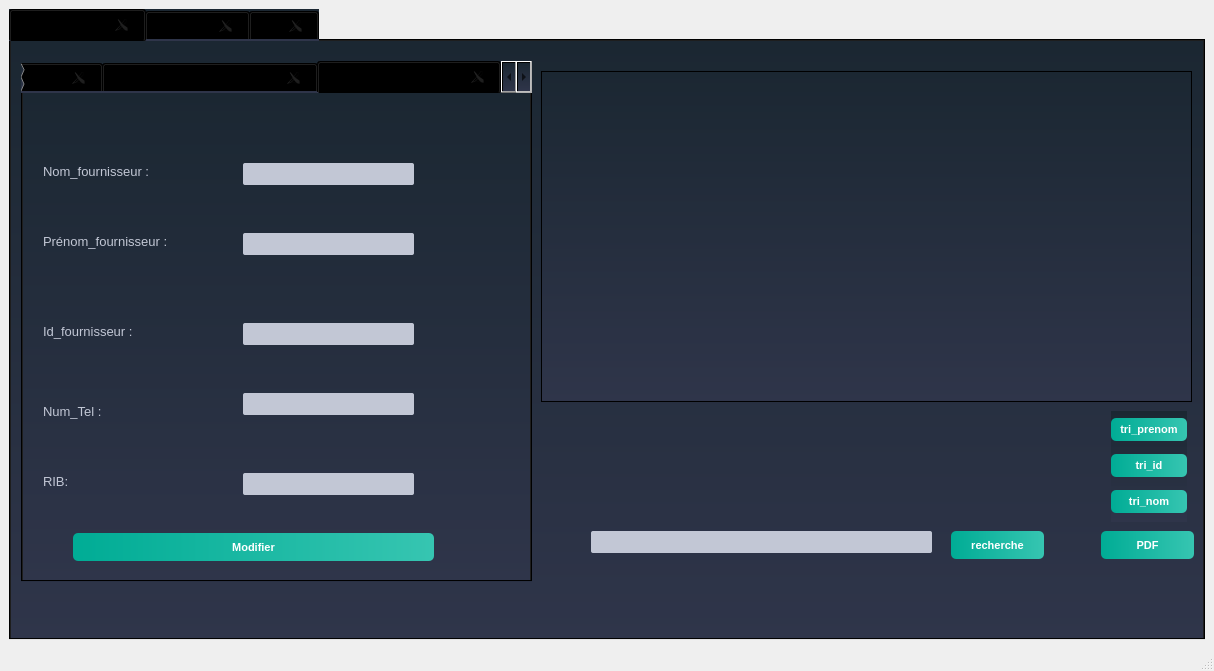
This is Desktop/projet c++/gra/mainwindow.ui in boubakri-ch/Smart_Factory_2A5 as Qt 5 draws it before an edit. The edited form follows.
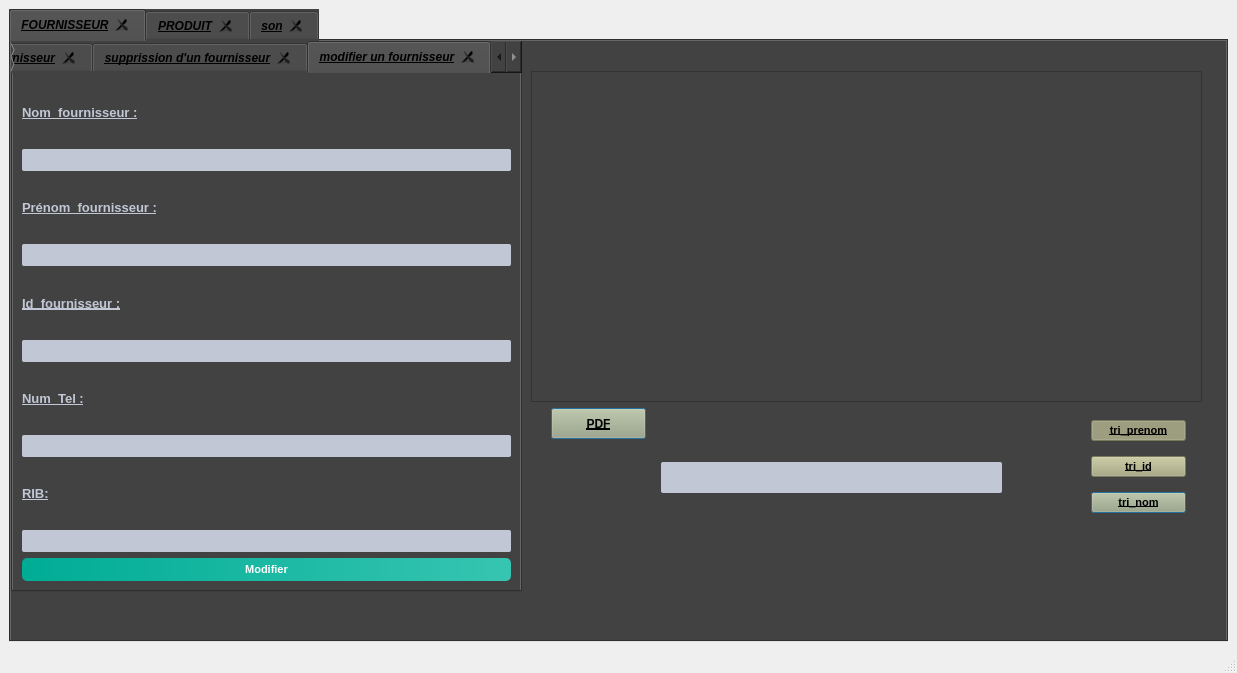
This is the edited form. The open tabs and pages were chosen to show the change.

Diff of the .ui file:
```diff
--- a/Desktop/projet c++/gra/mainwindow.ui
+++ b/Desktop/projet c++/gra/mainwindow.ui
@@ -6,8 +6,8 @@
    <rect>
     <x>0</x>
     <y>0</y>
-    <width>1214</width>
-    <height>671</height>
+    <width>1237</width>
+    <height>673</height>
    </rect>
   </property>
   <property name="windowTitle">
@@ -30,18 +30,34 @@
         <strikeout>false</strikeout>
        </font>
       </property>
+      <property name="autoFillBackground">
+       <bool>false</bool>
+      </property>
       <property name="styleSheet">
-       <string notr="true">background-color: qlineargradient(spread:repeat, x1:1, y1:0, x2:1, y2:1, stop:0 rgba(27, 39, 50, 255),stop:1 rgba(47, 53, 74, 255));
-	color: #000000;
-
+       <string notr="true">background-color: rgb(66, 66, 66);
 </string>
       </property>
+      <property name="tabPosition">
+       <enum>QTabWidget::North</enum>
+      </property>
+      <property name="tabShape">
+       <enum>QTabWidget::Rounded</enum>
+      </property>
       <property name="currentIndex">
        <number>1</number>
       </property>
+      <property name="documentMode">
+       <bool>false</bool>
+      </property>
       <property name="tabsClosable">
        <bool>true</bool>
       </property>
+      <property name="movable">
+       <bool>false</bool>
+      </property>
+      <property name="tabBarAutoHide">
+       <bool>false</bool>
+      </property>
       <widget class="QWidget" name="tab">
        <attribute name="title">
         <string>FOURNISSEUR</string>
@@ -49,10 +65,10 @@
        <widget class="QTabWidget" name="tab_four">
         <property name="geometry">
          <rect>
-          <x>10</x>
-          <y>20</y>
+          <x>0</x>
+          <y>0</y>
           <width>511</width>
-          <height>521</height>
+          <height>551</height>
          </rect>
         </property>
         <property name="font">
@@ -392,137 +408,191 @@
          <attribute name="title">
           <string>modifier un fournisseur</string>
          </attribute>
-         <widget class="QLabel" name="label_5">
-          <property name="geometry">
-           <rect>
-            <x>20</x>
-            <y>70</y>
-            <width>121</width>
-            <height>16</height>
-           </rect>
-          </property>
-          <property name="styleSheet">
-           <string notr="true">QLabel
+         <layout class="QVBoxLayout" name="verticalLayout_5">
+          <item>
+           <widget class="QLabel" name="label_5">
+            <property name="font">
+             <font>
+              <pointsize>-1</pointsize>
+              <weight>75</weight>
+              <bold>true</bold>
+              <underline>true</underline>
+             </font>
+            </property>
+            <property name="styleSheet">
+             <string notr="true">QLabel
 {
 	background-color: transparent;
 	color: #c2c7d5;
 	font-size: 13px;
 
 }</string>
-          </property>
-          <property name="text">
-           <string>Nom_fournisseur :</string>
-          </property>
-         </widget>
-         <widget class="QLabel" name="label_6">
-          <property name="geometry">
-           <rect>
-            <x>20</x>
-            <y>140</y>
-            <width>131</width>
-            <height>16</height>
-           </rect>
-          </property>
-          <property name="styleSheet">
-           <string notr="true">QLabel
+            </property>
+            <property name="text">
+             <string>Nom_fournisseur :</string>
+            </property>
+           </widget>
+          </item>
+          <item>
+           <widget class="QLineEdit" name="prenom_modifier">
+            <property name="styleSheet">
+             <string notr="true">background-color: #c2c7d5;
+	color: #000;
+	font-weight: bold;
+	border: none;
+	border-radius: 2px;
+	padding: 3px;</string>
+            </property>
+           </widget>
+          </item>
+          <item>
+           <widget class="QLabel" name="label_6">
+            <property name="font">
+             <font>
+              <pointsize>-1</pointsize>
+              <weight>75</weight>
+              <bold>true</bold>
+              <underline>true</underline>
+             </font>
+            </property>
+            <property name="styleSheet">
+             <string notr="true">QLabel
 {
 	background-color: transparent;
 	color: #c2c7d5;
 	font-size: 13px;
 
 }</string>
-          </property>
-          <property name="text">
-           <string>Prénom_fournisseur :</string>
-          </property>
-         </widget>
-         <widget class="QLabel" name="label_7">
-          <property name="geometry">
-           <rect>
-            <x>20</x>
-            <y>230</y>
-            <width>111</width>
-            <height>16</height>
-           </rect>
-          </property>
-          <property name="styleSheet">
-           <string notr="true">QLabel
+            </property>
+            <property name="text">
+             <string>Prénom_fournisseur :</string>
+            </property>
+           </widget>
+          </item>
+          <item>
+           <widget class="QLineEdit" name="id_modifier">
+            <property name="styleSheet">
+             <string notr="true">background-color: #c2c7d5;
+	color: #000;
+	font-weight: bold;
+	border: none;
+	border-radius: 2px;
+	padding: 3px;</string>
+            </property>
+           </widget>
+          </item>
+          <item>
+           <widget class="QLabel" name="label_7">
+            <property name="font">
+             <font>
+              <pointsize>-1</pointsize>
+              <weight>75</weight>
+              <bold>true</bold>
+              <underline>true</underline>
+             </font>
+            </property>
+            <property name="styleSheet">
+             <string notr="true">QLabel
 {
 	background-color: transparent;
 	color: #c2c7d5;
 	font-size: 13px;
 
 }</string>
-          </property>
-          <property name="text">
-           <string>Id_fournisseur :</string>
-          </property>
-         </widget>
-         <widget class="QLineEdit" name="nom_modifier">
-          <property name="geometry">
-           <rect>
-            <x>220</x>
-            <y>70</y>
-            <width>171</width>
-            <height>22</height>
-           </rect>
-          </property>
-          <property name="styleSheet">
-           <string notr="true">background-color: #c2c7d5;
+            </property>
+            <property name="text">
+             <string>Id_fournisseur :</string>
+            </property>
+           </widget>
+          </item>
+          <item>
+           <widget class="QLineEdit" name="Num_modifier">
+            <property name="styleSheet">
+             <string notr="true">background-color: #c2c7d5;
 	color: #000;
 	font-weight: bold;
 	border: none;
 	border-radius: 2px;
 	padding: 3px;</string>
-          </property>
-         </widget>
-         <widget class="QLineEdit" name="prenom_modifier">
-          <property name="geometry">
-           <rect>
-            <x>220</x>
-            <y>140</y>
-            <width>171</width>
-            <height>22</height>
-           </rect>
-          </property>
-          <property name="styleSheet">
-           <string notr="true">background-color: #c2c7d5;
+            </property>
+           </widget>
+          </item>
+          <item>
+           <widget class="QLabel" name="label_20">
+            <property name="font">
+             <font>
+              <pointsize>-1</pointsize>
+              <weight>75</weight>
+              <bold>true</bold>
+              <underline>true</underline>
+             </font>
+            </property>
+            <property name="styleSheet">
+             <string notr="true">QLabel
+{
+	background-color: transparent;
+	color: #c2c7d5;
+	font-size: 13px;
+
+}</string>
+            </property>
+            <property name="text">
+             <string>Num_Tel :</string>
+            </property>
+           </widget>
+          </item>
+          <item>
+           <widget class="QLineEdit" name="RIB_modifier">
+            <property name="styleSheet">
+             <string notr="true">background-color: #c2c7d5;
 	color: #000;
 	font-weight: bold;
 	border: none;
 	border-radius: 2px;
 	padding: 3px;</string>
-          </property>
-         </widget>
-         <widget class="QLineEdit" name="id_modifier">
-          <property name="geometry">
-           <rect>
-            <x>220</x>
-            <y>230</y>
-            <width>171</width>
-            <height>22</height>
-           </rect>
-          </property>
-          <property name="styleSheet">
-           <string notr="true">background-color: #c2c7d5;
+            </property>
+           </widget>
+          </item>
+          <item>
+           <widget class="QLabel" name="label_21">
+            <property name="font">
+             <font>
+              <pointsize>-1</pointsize>
+              <weight>75</weight>
+              <bold>true</bold>
+              <underline>true</underline>
+             </font>
+            </property>
+            <property name="styleSheet">
+             <string notr="true">QLabel
+{
+	background-color: transparent;
+	color: #c2c7d5;
+	font-size: 13px;
+
+}</string>
+            </property>
+            <property name="text">
+             <string>RIB:</string>
+            </property>
+           </widget>
+          </item>
+          <item>
+           <widget class="QLineEdit" name="nom_modifier">
+            <property name="styleSheet">
+             <string notr="true">background-color: #c2c7d5;
 	color: #000;
 	font-weight: bold;
 	border: none;
 	border-radius: 2px;
 	padding: 3px;</string>
-          </property>
-         </widget>
-         <widget class="QPushButton" name="pushButton_3">
-          <property name="geometry">
-           <rect>
-            <x>50</x>
-            <y>440</y>
-            <width>361</width>
-            <height>28</height>
-           </rect>
-          </property>
-          <property name="styleSheet">
-           <string notr="true">QPushButton
+            </property>
+           </widget>
+          </item>
+          <item>
+           <widget class="QPushButton" name="pushButton_3">
+            <property name="styleSheet">
+             <string notr="true">QPushButton
 {
 	background-color: qlineargradient(spread:pad, x1:0, y1:0.511, x2:1, y2:0.511, stop:0 rgba(0, 172, 149, 255),stop:0.995192 rgba(54, 197, 177, 255));
 	color: #fff;
@@ -540,113 +610,54 @@
 	background-color: qlineargradient(spread:pad, x1:0, y1:0.511, x2:1, y2:0.511, stop:0 rgba(0, 207, 179, 255),stop:1 rgba(70, 255, 230, 255));
 
 }</string>
-          </property>
-          <property name="text">
-           <string>Modifier</string>
-          </property>
-         </widget>
-         <widget class="QLabel" name="label_20">
-          <property name="geometry">
-           <rect>
-            <x>20</x>
-            <y>310</y>
-            <width>81</width>
-            <height>16</height>
-           </rect>
-          </property>
-          <property name="styleSheet">
-           <string notr="true">QLabel
-{
-	background-color: transparent;
-	color: #c2c7d5;
-	font-size: 13px;
-
-}</string>
-          </property>
-          <property name="text">
-           <string>Num_Tel :</string>
-          </property>
-         </widget>
-         <widget class="QLabel" name="label_21">
-          <property name="geometry">
-           <rect>
-            <x>20</x>
-            <y>380</y>
-            <width>55</width>
-            <height>16</height>
-           </rect>
-          </property>
-          <property name="styleSheet">
-           <string notr="true">QLabel
-{
-	background-color: transparent;
-	color: #c2c7d5;
-	font-size: 13px;
-
-}</string>
-          </property>
-          <property name="text">
-           <string>RIB:</string>
-          </property>
-         </widget>
-         <widget class="QLineEdit" name="Num_modifier">
-          <property name="geometry">
-           <rect>
-            <x>220</x>
-            <y>300</y>
-            <width>171</width>
-            <height>22</height>
-           </rect>
-          </property>
-          <property name="styleSheet">
-           <string notr="true">background-color: #c2c7d5;
-	color: #000;
-	font-weight: bold;
-	border: none;
-	border-radius: 2px;
-	padding: 3px;</string>
-          </property>
-         </widget>
-         <widget class="QLineEdit" name="RIB_modifier">
-          <property name="geometry">
-           <rect>
-            <x>220</x>
-            <y>380</y>
-            <width>171</width>
-            <height>22</height>
-           </rect>
-          </property>
-          <property name="styleSheet">
-           <string notr="true">background-color: #c2c7d5;
-	color: #000;
-	font-weight: bold;
-	border: none;
-	border-radius: 2px;
-	padding: 3px;</string>
-          </property>
-         </widget>
+            </property>
+            <property name="text">
+             <string>Modifier</string>
+            </property>
+           </widget>
+          </item>
+         </layout>
         </widget>
        </widget>
        <widget class="QTableView" name="table_four">
         <property name="geometry">
          <rect>
-          <x>530</x>
+          <x>520</x>
           <y>30</y>
-          <width>651</width>
+          <width>671</width>
           <height>331</height>
          </rect>
         </property>
+        <property name="maximumSize">
+         <size>
+          <width>671</width>
+          <height>16777215</height>
+         </size>
+        </property>
+        <property name="font">
+         <font>
+          <weight>75</weight>
+          <italic>true</italic>
+          <bold>true</bold>
+         </font>
+        </property>
+        <property name="autoFillBackground">
+         <bool>false</bool>
+        </property>
         <property name="styleSheet">
-         <string notr="true">color: rgb(0, 255, 255);</string>
+         <string notr="true">color: rgb(200, 173, 191);</string>
+        </property>
+        <property name="alternatingRowColors">
+         <bool>false</bool>
         </property>
        </widget>
        <widget class="QLineEdit" name="lineEdit_r_f">
         <property name="geometry">
          <rect>
-          <x>580</x>
-          <y>490</y>
+          <x>650</x>
+          <y>421</y>
           <width>341</width>
-          <height>22</height>
+          <height>31</height>
          </rect>
         </property>
         <property name="styleSheet">
@@ -658,161 +669,217 @@
 	padding: 3px;</string>
         </property>
        </widget>
-       <widget class="QPushButton" name="pushButton_8">
-        <property name="geometry">
-         <rect>
-          <x>940</x>
-          <y>490</y>
-          <width>93</width>
-          <height>28</height>
-         </rect>
-        </property>
-        <property name="styleSheet">
-         <string notr="true">QPushButton
-{
-	background-color: qlineargradient(spread:pad, x1:0, y1:0.511, x2:1, y2:0.511, stop:0 rgba(0, 172, 149, 255),stop:0.995192 rgba(54, 197, 177, 255));
-	color: #fff;
-	font-size: 11px;
-	font-weight: bold;
-	border: none;
-	border-radius: 5px;
-	padding: 5px;
-
-}
-
-
-QPushButton::hover
-{
-	background-color: qlineargradient(spread:pad, x1:0, y1:0.511, x2:1, y2:0.511, stop:0 rgba(0, 207, 179, 255),stop:1 rgba(70, 255, 230, 255));
-
-}</string>
-        </property>
-        <property name="text">
-         <string>recherche</string>
-        </property>
-       </widget>
        <widget class="QPushButton" name="pushButton_9">
         <property name="geometry">
          <rect>
-          <x>1090</x>
-          <y>490</y>
-          <width>93</width>
-          <height>28</height>
+          <x>540</x>
+          <y>367</y>
+          <width>95</width>
+          <height>31</height>
          </rect>
         </property>
+        <property name="baseSize">
+         <size>
+          <width>0</width>
+          <height>2</height>
+         </size>
+        </property>
+        <property name="font">
+         <font>
+          <weight>75</weight>
+          <bold>true</bold>
+          <underline>true</underline>
+         </font>
+        </property>
+        <property name="autoFillBackground">
+         <bool>false</bool>
+        </property>
         <property name="styleSheet">
-         <string notr="true">QPushButton
-{
-	background-color: qlineargradient(spread:pad, x1:0, y1:0.511, x2:1, y2:0.511, stop:0 rgba(0, 172, 149, 255),stop:0.995192 rgba(54, 197, 177, 255));
-	color: #fff;
-	font-size: 11px;
-	font-weight: bold;
-	border: none;
-	border-radius: 5px;
-	padding: 5px;
-
-}
-
-
-QPushButton::hover
-{
-	background-color: qlineargradient(spread:pad, x1:0, y1:0.511, x2:1, y2:0.511, stop:0 rgba(0, 207, 179, 255),stop:1 rgba(70, 255, 230, 255));
-
-}</string>
+         <string notr="true">background-color: rgb(170, 170, 127);</string>
         </property>
         <property name="text">
          <string>PDF</string>
         </property>
+        <property name="checkable">
+         <bool>true</bool>
+        </property>
+        <property name="checked">
+         <bool>false</bool>
+        </property>
+        <property name="autoRepeat">
+         <bool>true</bool>
+        </property>
+        <property name="autoExclusive">
+         <bool>true</bool>
+        </property>
+        <property name="autoDefault">
+         <bool>true</bool>
+        </property>
+        <property name="default">
+         <bool>true</bool>
+        </property>
        </widget>
-       <widget class="QWidget" name="">
+       <widget class="QWidget" name="layoutWidget">
         <property name="geometry">
          <rect>
-          <x>1100</x>
+          <x>1080</x>
           <y>370</y>
-          <width>76</width>
+          <width>95</width>
           <height>111</height>
          </rect>
         </property>
         <layout class="QVBoxLayout" name="verticalLayout_2">
          <item>
           <widget class="QPushButton" name="pushButton_12">
+           <property name="maximumSize">
+            <size>
+             <width>16777215</width>
+             <height>16777215</height>
+            </size>
+           </property>
+           <property name="font">
+            <font>
+             <pointsize>8</pointsize>
+             <weight>75</weight>
+             <bold>true</bold>
+             <underline>true</underline>
+            </font>
+           </property>
+           <property name="mouseTracking">
+            <bool>false</bool>
+           </property>
+           <property name="autoFillBackground">
+            <bool>false</bool>
+           </property>
            <property name="styleSheet">
-            <string notr="true">QPushButton
-{
-	background-color: qlineargradient(spread:pad, x1:0, y1:0.511, x2:1, y2:0.511, stop:0 rgba(0, 172, 149, 255),stop:0.995192 rgba(54, 197, 177, 255));
-	color: #fff;
-	font-size: 11px;
-	font-weight: bold;
-	border: none;
-	border-radius: 5px;
-	padding: 5px;
-
-}
-
-
-QPushButton::hover
-{
-	background-color: qlineargradient(spread:pad, x1:0, y1:0.511, x2:1, y2:0.511, stop:0 rgba(0, 207, 179, 255),stop:1 rgba(70, 255, 230, 255));
-
-}</string>
+            <string notr="true">
+background-color: rgb(170, 170, 127);</string>
            </property>
            <property name="text">
             <string>tri_prenom</string>
            </property>
+           <property name="checkable">
+            <bool>true</bool>
+           </property>
+           <property name="checked">
+            <bool>true</bool>
+           </property>
+           <property name="autoRepeat">
+            <bool>true</bool>
+           </property>
+           <property name="autoExclusive">
+            <bool>true</bool>
+           </property>
+           <property name="autoDefault">
+            <bool>true</bool>
+           </property>
+           <property name="default">
+            <bool>false</bool>
+           </property>
+           <property name="flat">
+            <bool>false</bool>
+           </property>
           </widget>
          </item>
          <item>
           <widget class="QPushButton" name="pushButton_11">
+           <property name="font">
+            <font>
+             <pointsize>8</pointsize>
+             <weight>75</weight>
+             <bold>true</bold>
+             <underline>true</underline>
+            </font>
+           </property>
+           <property name="autoFillBackground">
+            <bool>false</bool>
+           </property>
            <property name="styleSheet">
-            <string notr="true">QPushButton
-{
-	background-color: qlineargradient(spread:pad, x1:0, y1:0.511, x2:1, y2:0.511, stop:0 rgba(0, 172, 149, 255),stop:0.995192 rgba(54, 197, 177, 255));
-	color: #fff;
-	font-size: 11px;
-	font-weight: bold;
-	border: none;
-	border-radius: 5px;
-	padding: 5px;
-
-}
-
-
-QPushButton::hover
-{
-	background-color: qlineargradient(spread:pad, x1:0, y1:0.511, x2:1, y2:0.511, stop:0 rgba(0, 207, 179, 255),stop:1 rgba(70, 255, 230, 255));
-
-}</string>
+            <string notr="true">background-color: rgb(170, 170, 127);
+</string>
            </property>
            <property name="text">
             <string>tri_id</string>
            </property>
+           <property name="checkable">
+            <bool>true</bool>
+           </property>
+           <property name="checked">
+            <bool>false</bool>
+           </property>
+           <property name="autoRepeat">
+            <bool>true</bool>
+           </property>
+           <property name="autoExclusive">
+            <bool>true</bool>
+           </property>
+           <property name="autoDefault">
+            <bool>true</bool>
+           </property>
+           <property name="default">
+            <bool>false</bool>
+           </property>
           </widget>
          </item>
          <item>
           <widget class="QPushButton" name="pushButton_7">
+           <property name="enabled">
+            <bool>true</bool>
+           </property>
+           <property name="maximumSize">
+            <size>
+             <width>16777215</width>
+             <height>16777215</height>
+            </size>
+           </property>
+           <property name="font">
+            <font>
+             <pointsize>8</pointsize>
+             <weight>75</weight>
+             <bold>true</bold>
+             <underline>true</underline>
+             <stylestrategy>PreferDefault</stylestrategy>
+            </font>
+           </property>
+           <property name="mouseTracking">
+            <bool>false</bool>
+           </property>
+           <property name="toolTipDuration">
+            <number>-1</number>
+           </property>
+           <property name="autoFillBackground">
+            <bool>false</bool>
+           </property>
            <property name="styleSheet">
-            <string notr="true">QPushButton
-{
-	background-color: qlineargradient(spread:pad, x1:0, y1:0.511, x2:1, y2:0.511, stop:0 rgba(0, 172, 149, 255),stop:0.995192 rgba(54, 197, 177, 255));
-	color: #fff;
-	font-size: 11px;
-	font-weight: bold;
-	border: none;
-	border-radius: 5px;
-	padding: 5px;
-
-}
-
-
-QPushButton::hover
-{
-	background-color: qlineargradient(spread:pad, x1:0, y1:0.511, x2:1, y2:0.511, stop:0 rgba(0, 207, 179, 255),stop:1 rgba(70, 255, 230, 255));
-
-}</string>
+            <string notr="true">background-color: rgb(170, 170, 127);</string>
            </property>
            <property name="text">
             <string>tri_nom</string>
            </property>
+           <property name="checkable">
+            <bool>true</bool>
+           </property>
+           <property name="checked">
+            <bool>false</bool>
+           </property>
+           <property name="autoRepeat">
+            <bool>true</bool>
+           </property>
+           <property name="autoExclusive">
+            <bool>true</bool>
+           </property>
+           <property name="autoRepeatInterval">
+            <number>106</number>
+           </property>
+           <property name="autoDefault">
+            <bool>true</bool>
+           </property>
+           <property name="default">
+            <bool>true</bool>
+           </property>
+           <property name="flat">
+            <bool>false</bool>
+           </property>
           </widget>
          </item>
         </layout>
@@ -1553,10 +1620,10 @@
        <widget class="QWidget" name="layoutWidget">
         <property name="geometry">
          <rect>
-          <x>20</x>
-          <y>20</y>
-          <width>517</width>
-          <height>101</height>
+          <x>150</x>
+          <y>90</y>
+          <width>691</width>
+          <height>201</height>
          </rect>
         </property>
         <layout class="QVBoxLayout" name="verticalLayout">
```
Left out of the diff: 1417 changed lines with no effect on the pictures.
